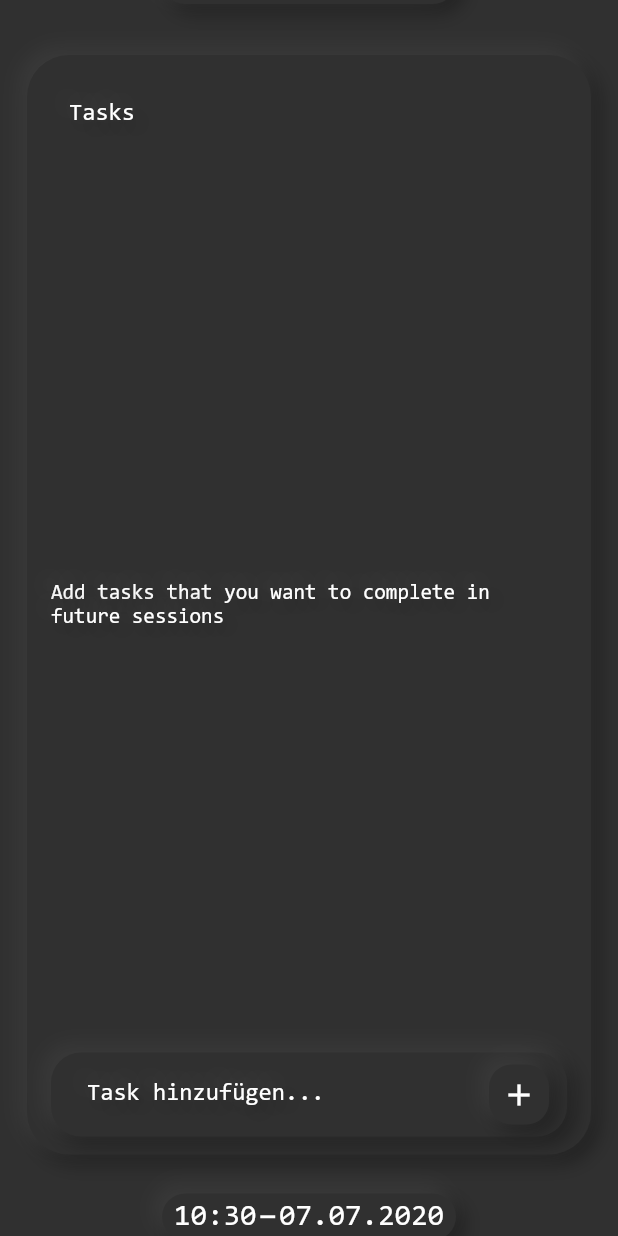
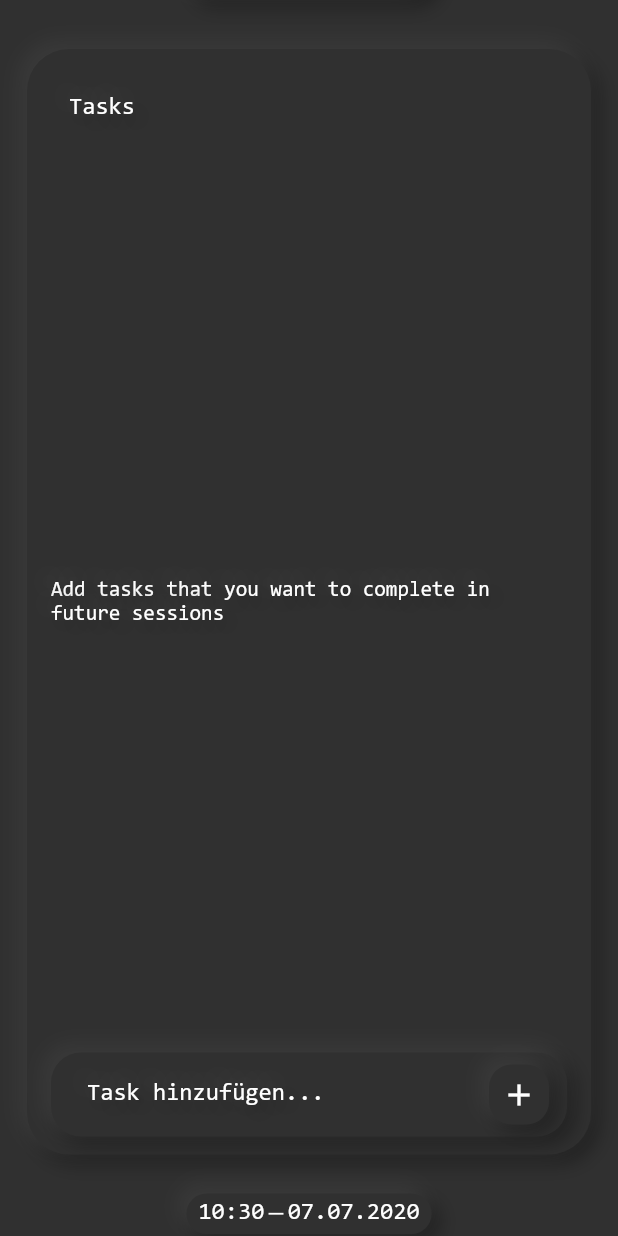
Before and after one commit to bierbaumtim/focus_timer, a Flutter app: the screen it shows after launch, scrolled down 1152 dp, on a phone screen of 412 x 824 dp. Run offline on Flutter 3.47's test engine with Material 2 defaults, Android fonts, the phone set to English and light mode, and no system bars; our stand-ins replace auto_animated, auto_size_text, dartx, flutter_icons, moor, moor_ffi and 5 more; missing offline and left inert: flip_panel, mockito; generated files the repository leaves out were written again.

Commit message:
some bug fixes on showing the countdown and improve topBar textStyle

```diff
--- a/lib/widgets/datetime/current_date_text.dart
+++ b/lib/widgets/datetime/current_date_text.dart
@@ -7,11 +7,25 @@ class CurrentDateText extends StatelessWidget {
   Widget build(BuildContext context) {
     final theme = Theme.of(context);
 
+    final width = MediaQuery.of(context).size.width;
+    final isMobile = width < 720;
+    final isTablet = !isMobile && width < 960;
+    final isDesktop = !isTablet;
+    TextStyle basicStyle;
+    if (isMobile) {
+      basicStyle = theme.textTheme.subtitle1;
+    } else if (isTablet) {
+      basicStyle = theme.textTheme.headline6;
+    } else if (isDesktop) {
+      basicStyle = theme.textTheme.headline5;
+    } else {
+      basicStyle = theme.textTheme.bodyText1;
+    }
+
     return Text(
       dateToText,
-      style: theme.textTheme.headline6.copyWith(
-        fontSize: 20,
-        shadows: [],
+      style: basicStyle.copyWith(
+        shadows: <Shadow>[],
       ),
     );
   }
--- a/lib/widgets/datetime/current_datetime_container.dart
+++ b/lib/widgets/datetime/current_datetime_container.dart
@@ -25,14 +25,14 @@ class CurrentDateTimeContainer extends StatelessWidget {
           mainAxisAlignment: MainAxisAlignment.center,
           mainAxisSize: MainAxisSize.min,
           children: <Widget>[
-            const CurrentTimeText(fontsize: 20),
-            const SizedBox(width: 2.5),
+            const CurrentTimeText(),
+            const SizedBox(width: 2.75),
             Container(
               width: 10,
-              height: 2,
+              height: 1.25,
               color: Theme.of(context).textTheme.bodyText2.color,
             ),
-            const SizedBox(width: 2.5),
+            const SizedBox(width: 2.75),
             const CurrentDateText(),
           ],
         ),
--- a/lib/widgets/datetime/current_time_text.dart
+++ b/lib/widgets/datetime/current_time_text.dart
@@ -46,12 +46,27 @@ class _CurrentTimeTextState extends State<CurrentTimeText> {
   Widget build(BuildContext context) {
     final theme = Theme.of(context);
 
+    final width = MediaQuery.of(context).size.width;
+    final isMobile = width < 720;
+    final isTablet = !isMobile && width < 960;
+    final isDesktop = !isTablet;
+    TextStyle basicStyle;
+    if (isMobile) {
+      basicStyle = theme.textTheme.subtitle1;
+    } else if (isTablet) {
+      basicStyle = theme.textTheme.headline6;
+    } else if (isDesktop) {
+      basicStyle = theme.textTheme.headline5;
+    } else {
+      basicStyle = theme.textTheme.bodyText1;
+    }
+
     return Text(
       currentTime,
       maxLines: 1,
-      style: theme.textTheme.headline6.copyWith(
-        fontSize: widget.fontsize ?? 110,
-        shadows: [],
+      style: basicStyle.copyWith(
+        fontSize: widget.fontsize,
+        shadows: <Shadow>[],
       ),
     );
   }
--- a/lib/widgets/sessions/session_countdown.dart
+++ b/lib/widgets/sessions/session_countdown.dart
@@ -18,7 +18,7 @@ class SessionCountdown extends StatelessWidget {
       child: Consumer<CurrentSessionModel>(
         builder: (context, model, child) => Stack(
           children: <Widget>[
-            if (model.isBreak || model.currentSessionIndex != -1)
+            if (model.isTimerRunning)
               child
             else
               Align(
--- a/lib/widgets/start_break_button.dart
+++ b/lib/widgets/start_break_button.dart
@@ -44,6 +44,8 @@ class StartBreakButton extends StatelessWidget {
               final currentSessionModel = context.read<CurrentSessionModel>();
               if (currentSessionModel.isTimerRunning) {
                 currentSessionModel.stopTimer();
+              } else if (currentSessionModel.currentSessionIndex < 0) {
+                currentSessionModel.startSession();
               } else {
                 currentSessionModel.restartTimer();
               }
```
Also changed, not shown: 1 other file.
